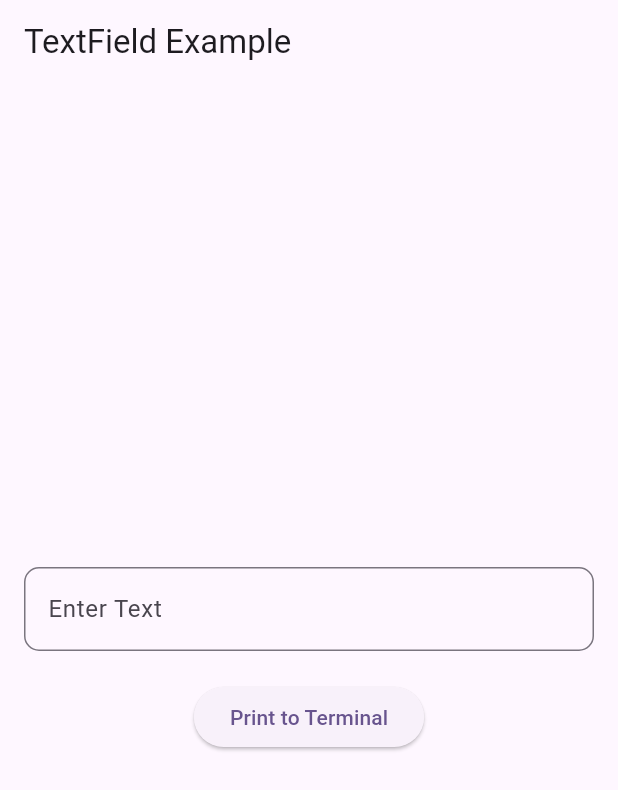
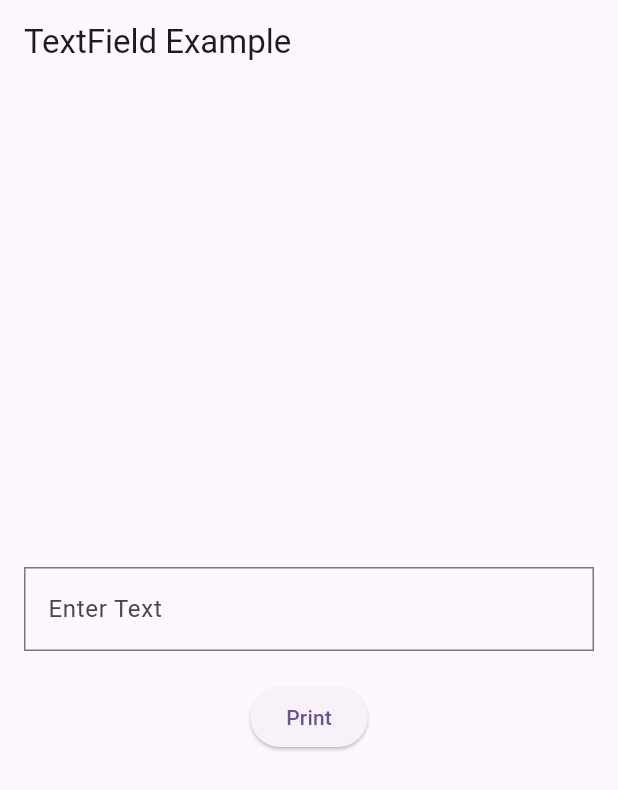
Before and after one commit to KUNJ-CP23/Flutter, a Flutter app: the screen it shows after launch, on a phone screen of 412 x 824 dp. Shown: the top 790 px of the screen. Run offline on Flutter 3.47's test engine with Material 3 defaults, Android fonts, the phone set to English and light mode, and no system bars.

Commit message:
controller updated

```diff
--- a/lib/lab_7/controller_3_2.dart
+++ b/lib/lab_7/controller_3_2.dart
@@ -1,28 +1,3 @@
-// import 'package:flutter/cupertino.dart';
-// import 'package:flutter/material.dart';
-//
-// class Controller3_2 extends StatelessWidget {
-//
-//   TextEditingController name = TextEditingController();
-//
-//   @override
-//   Widget build(BuildContext context) {
-//
-//     return Scaffold(
-//       body: Column(
-//         children: [
-//           TextField(
-//             controller: name,
-//           ),
-//           ElevatedButton(onPressed: (){
-//             print(name.text);
-//           },child: Text("submit")),
-//         ],
-//       ),
-//     );
-//   }
-// }
-
 import 'package:flutter/material.dart';
 
 class Controller3_2 extends StatelessWidget {
@@ -47,8 +22,9 @@ class Controller3_2 extends StatelessWidget {
               controller: textController,
               decoration: InputDecoration(
                 labelText: 'Enter Text',
+                hintText: "Enter text",
                 border: OutlineInputBorder(
-                  borderRadius: BorderRadius.circular(10),
+                  borderRadius: BorderRadius.vertical(),
                 ),
               ),
             ),
@@ -58,7 +34,7 @@ class Controller3_2 extends StatelessWidget {
                 // Print the input value to the terminal
                 print("Input value: ${textController.text}");
               },
-              child: const Text("Print to Terminal"),
+              child: const Text("Print"),
             ),
           ],
         ),
```
